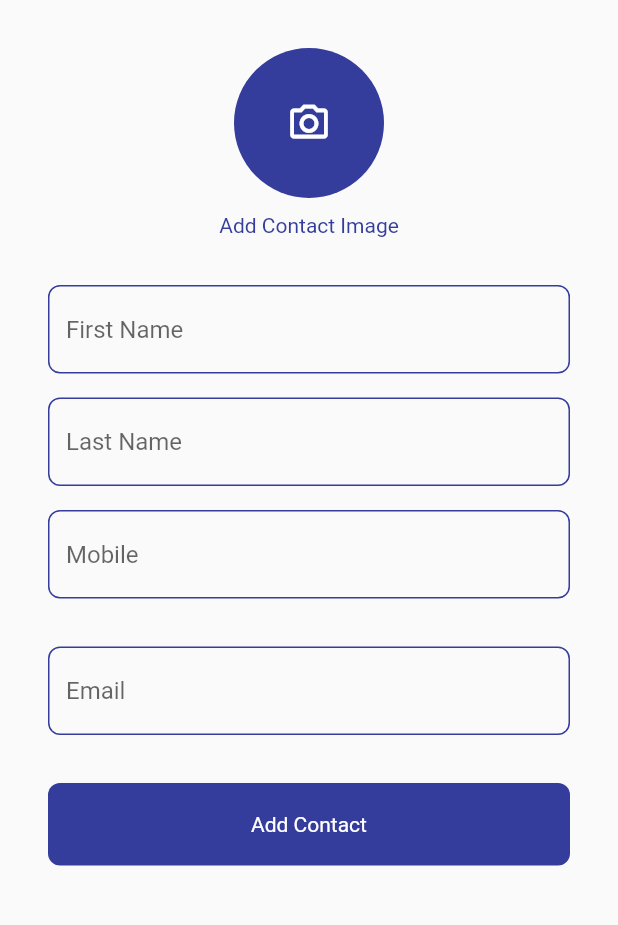
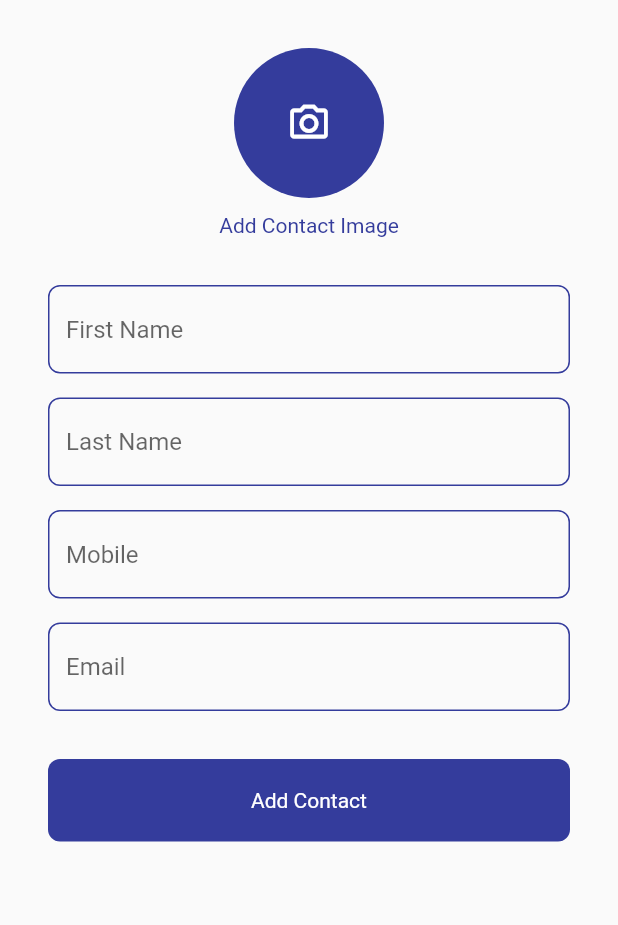
Before and after one commit to hebamahdy/contacts, a Flutter app: the AddNewContact screen opened directly, on a phone screen of 412 x 824 dp, the part 75-1000 px from its top. Run offline on Flutter 3.47's test engine with Material 2 defaults, Android fonts, the phone set to English and light mode, and no system bars; our stand-ins replace image_picker.

Commit message:
Add and Edit form shape enhancing

```diff
--- a/lib/widgets/add_contact_form.dart
+++ b/lib/widgets/add_contact_form.dart
@@ -57,7 +57,7 @@ class _AddContactFormState extends State<AddContactForm> {
             hint: 'Mobile',
           ),
           const SizedBox(
-            height: 32,
+            height: 16,
           ),
           CustomTextField(
             onSaved: (value) {
--- a/lib/widgets/edit_contact_form.dart
+++ b/lib/widgets/edit_contact_form.dart
@@ -69,7 +69,7 @@ class _EditContactFormState extends State<EditContactForm> {
             initialValue: contact.mobile,
           ),
           const SizedBox(
-            height: 32,
+            height: 16,
           ),
           CustomTextField(
             onSaved: (value) {
```
